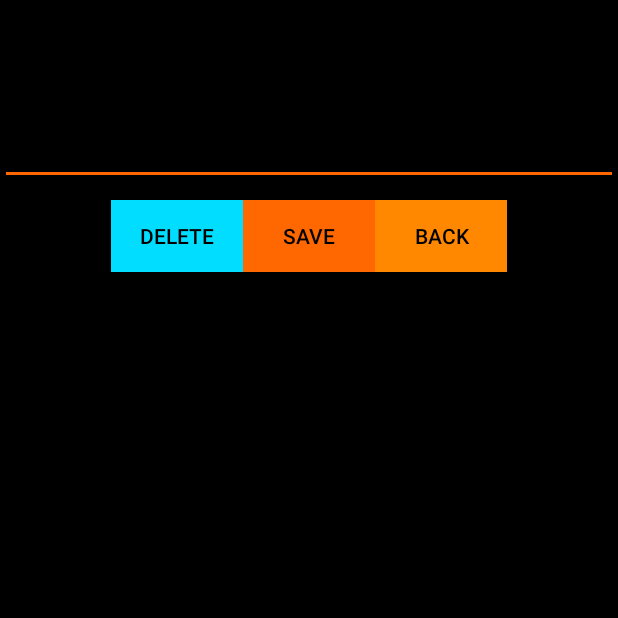
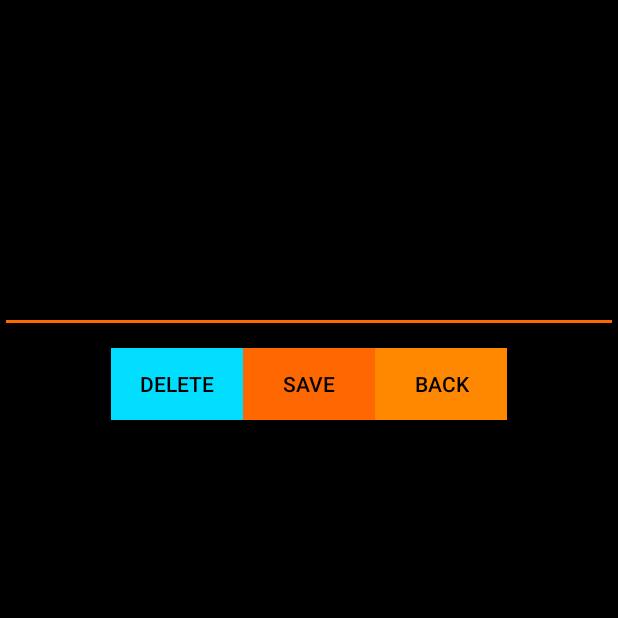
Before and after one commit to logicalpermission7/Jarvis, an Android app: the EditDataActivity screen opened directly, with no data from a screen before it, on a phone screen of 412 x 824 dp, the top half of it. Run offline under Robolectric (Android 15) with nearby library versions, the phone set to English and light mode, and no system bars.

Commit message:
text field resized

```diff
--- a/app/src/main/res/layout/edit_data.xml
+++ b/app/src/main/res/layout/edit_data.xml
@@ -7,15 +7,15 @@
 
 
     <EditText
-        android:textAlignment="center"
+        android:id="@+id/editable_item"
         android:layout_width="match_parent"
-        android:layout_height="wrap_content"
-        android:inputType="textPersonName"
-        android:ems="10"
+        android:layout_height="222dp"
         android:layout_alignParentTop="true"
         android:layout_centerHorizontal="true"
-        android:layout_marginTop="78dp"
-        android:id="@+id/editable_item"/>
+        android:layout_marginTop="0dp"
+        android:ems="10"
+        android:inputType="textPersonName"
+        android:textAlignment="center" />
     <LinearLayout
         android:layout_centerHorizontal="true"
         android:layout_width="wrap_content"
```
